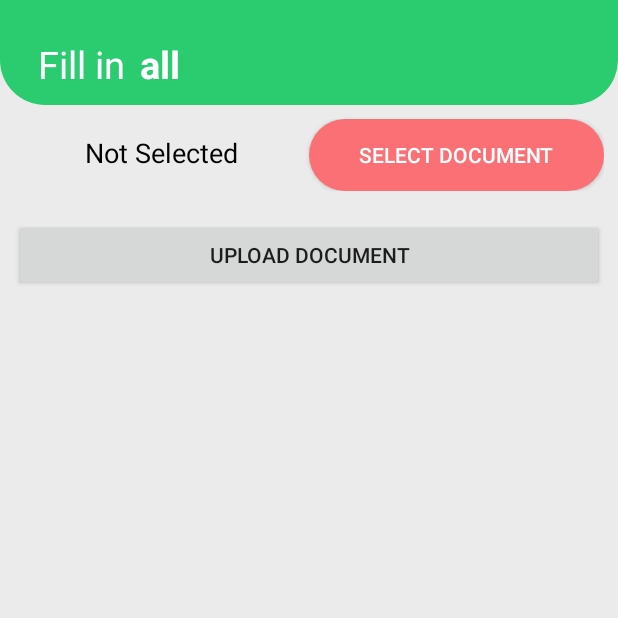
After one commit to edgardowpj/appdismec, an Android app: the AvancedQuizActivity screen opened directly, with no data from a screen before it, on a phone screen of 412 x 824 dp, the top half of it. The commit adds this screen. Run offline under Robolectric (Android 15) with nearby library versions, the light colour scheme and no system bars.

Commit message:
Suvi
Pdf Upload Succefull

```diff
--- a/app/build.gradle
+++ b/app/build.gradle
@@ -47,6 +47,10 @@ dependencies {
     implementation 'com.github.bumptech.glide:glide:4.11.0'
     annotationProcessor 'com.github.bumptech.glide:compiler:4.11.0'
 
+    //Upload Pdf implementations
+    implementation 'com.squareup.retrofit2:retrofit:2.5.0'
+    implementation 'com.squareup.retrofit2:converter-gson:2.1.0'
+
 
 
 
--- a/app/src/main/AndroidManifest.xml
+++ b/app/src/main/AndroidManifest.xml
@@ -12,6 +12,8 @@
         android:supportsRtl="true"
         android:theme="@style/AppTheme"
         android:usesCleartextTraffic="true">
+        <activity android:name=".AvancedQuizActivity"></activity>
+        <activity android:name=".InsertExamnAvancedActivity" />
         <activity android:name=".InsertExamActivity" />
         <activity android:name=".QuestionsActivity" />
         <activity android:name=".SetActivity" />
--- /dev/null
+++ b/app/src/main/java/com/example/practi/AvancedQuizActivity.java
@@ -0,0 +1,107 @@
+package com.example.practi;
+
+import androidx.annotation.Nullable;
+import androidx.appcompat.app.AppCompatActivity;
+
+import android.content.Intent;
+import android.net.Uri;
+import android.os.Bundle;
+import android.util.Base64;
+import android.view.View;
+import android.widget.Button;
+import android.widget.TextView;
+import android.widget.Toast;
+
+import java.io.IOException;
+import java.io.InputStream;
+
+import retrofit2.Call;
+import retrofit2.Callback;
+import retrofit2.Response;
+
+public class AvancedQuizActivity extends AppCompatActivity {
+
+    private Button btnSelect, btnUpload;
+    private TextView textView;
+
+    private  int REQ_PDF = 21;
+    private  String encodedPDF;
+
+    @Override
+    protected void onCreate(Bundle savedInstanceState) {
+        super.onCreate(savedInstanceState);
+        setContentView(R.layout.activity_avanced_quiz);
+
+        textView = findViewById(R.id.textView);
+        btnSelect = findViewById(R.id.btnSelect);
+        btnUpload = findViewById(R.id.btnUpload);
+
+        btnSelect.setOnClickListener(new View.OnClickListener() {
+            @Override
+            public void onClick(View v) {
+
+                Intent chooseFile = new Intent(Intent.ACTION_GET_CONTENT);
+                chooseFile.setType("application/pdf");
+                chooseFile = Intent.createChooser(chooseFile, "Choose a file");
+                startActivityForResult(chooseFile, REQ_PDF);
+
+            }
+        });
+
+        btnUpload.setOnClickListener(new View.OnClickListener() {
+            @Override
+            public void onClick(View v) {
+                uploadDocument();
+            }
+        });
+
+
+    }
+
+
+    private void uploadDocument() {
+
+        Call<ResponsePOJO> call = RetrofitClient.getInstance().getAPI().uploadDocument(encodedPDF);
+        call.enqueue(new Callback<ResponsePOJO>() {
+            @Override
+            public void onResponse(Call<ResponsePOJO> call, Response<ResponsePOJO> response) {
+                Toast.makeText(AvancedQuizActivity.this, response.body().getRemarks(), Toast.LENGTH_SHORT).show();
+            }
+
+            @Override
+            public void onFailure(Call<ResponsePOJO> call, Throwable t) {
+                Toast.makeText(AvancedQuizActivity.this, "Network Failed", Toast.LENGTH_SHORT).show();
+
+            }
+        });
+    }
+
+
+    @Override
+    protected void onActivityResult(int requestCode, int resultCode, @Nullable Intent data) {
+        super.onActivityResult(requestCode, resultCode, data);
+
+        if(requestCode == REQ_PDF && resultCode == RESULT_OK && data != null){
+
+            Uri path = data.getData();
+
+
+            try {
+                InputStream inputStream = AvancedQuizActivity.this.getContentResolver().openInputStream(path);
+                byte[] pdfInBytes = new byte[inputStream.available()];
+                inputStream.read(pdfInBytes);
+                encodedPDF = Base64.encodeToString(pdfInBytes, Base64.DEFAULT);
+
+                textView.setText("Document Selected");
+                btnSelect.setText("Change Document");
+
+                Toast.makeText(this, "Document Selected", Toast.LENGTH_SHORT).show();
+
+            } catch (IOException e) {
+                e.printStackTrace();
+            }
+
+        }
+    }
+
+}
--- a/app/src/main/java/com/example/practi/StudentActivity.java
+++ b/app/src/main/java/com/example/practi/StudentActivity.java
@@ -7,6 +7,7 @@ import android.content.Intent;
 import android.os.Bundle;
 import android.view.MenuItem;
 import android.view.View;
+import android.widget.Toast;
 
 import com.google.android.material.bottomnavigation.BottomNavigationView;
 
@@ -47,8 +48,7 @@ public class StudentActivity extends AppCompatActivity {
     }
 
     public void SeeNotes(View view){
-        Intent intent= new Intent(this, Seenotes.class);
-        startActivity(intent);
+        Toast.makeText(this, "####", Toast.LENGTH_SHORT).show();
     }
 
 
--- /dev/null
+++ b/app/src/main/res/layout/activity_avanced_quiz.xml
@@ -0,0 +1,111 @@
+<?xml version="1.0" encoding="utf-8"?>
+<androidx.constraintlayout.widget.ConstraintLayout xmlns:android="http://schemas.android.com/apk/res/android"
+    xmlns:app="http://schemas.android.com/apk/res-auto"
+    xmlns:tools="http://schemas.android.com/tools"
+    android:layout_width="match_parent"
+    android:layout_height="match_parent"
+    android:background="@color/colorBackground"
+    tools:context=".AvancedQuizActivity">
+
+
+    <androidx.constraintlayout.widget.ConstraintLayout
+        android:id="@+id/layoutHeader"
+        android:layout_width="match_parent"
+        android:layout_height="wrap_content"
+        android:background="@drawable/header_background"
+        android:padding="10dp"
+        app:layout_constraintTop_toTopOf="parent">
+
+        <TextView
+            android:id="@+id/textHello"
+            android:layout_width="wrap_content"
+            android:layout_height="match_parent"
+            android:layout_marginStart="15dp"
+            android:layout_marginTop="15dp"
+            android:text="Fill in "
+            android:textColor="@color/colorWhite"
+            android:textSize="25sp"
+            app:layout_constraintStart_toStartOf="parent"
+            app:layout_constraintTop_toTopOf="parent" />
+
+        <TextView
+            android:id="@+id/textUsername"
+            android:layout_width="wrap_content"
+            android:layout_height="wrap_content"
+            android:layout_marginStart="4dp"
+            android:layout_marginTop="15dp"
+            android:text="all"
+            android:textColor="@color/colorWhite"
+            android:textSize="25sp"
+            android:textStyle="bold"
+            app:layout_constraintStart_toEndOf="@+id/textHello"
+            app:layout_constraintTop_toTopOf="parent"></TextView>
+
+
+    </androidx.constraintlayout.widget.ConstraintLayout>
+
+
+    <ScrollView
+        android:layout_width="match_parent"
+        android:layout_height="0dp"
+        android:overScrollMode="never"
+        android:scrollbars="none"
+        app:layout_constraintBottom_toBottomOf="parent"
+        app:layout_constraintTop_toBottomOf="@+id/layoutHeader">
+
+        <androidx.constraintlayout.widget.ConstraintLayout
+            android:layout_width="match_parent"
+            android:layout_height="wrap_content">
+
+            <LinearLayout
+                android:layout_width="match_parent"
+                android:layout_height="match_parent"
+                android:layout_marginTop="111dp"
+                android:orientation="vertical">
+
+                <LinearLayout
+                    android:layout_width="match_parent"
+                    android:layout_height="wrap_content"
+                    android:layout_margin="9dp"
+                    android:orientation="horizontal">
+
+                    <TextView
+                        android:id="@+id/textView"
+                        android:layout_width="match_parent"
+                        android:layout_height="wrap_content"
+                        android:layout_weight="1"
+                        android:gravity="center"
+                        android:text="Not Selected"
+                        android:textColor="@android:color/background_dark"
+                        android:textSize="18dp" />
+
+                    <Button
+                        android:id="@+id/btnSelect"
+                        android:layout_width="match_parent"
+                        android:layout_height="wrap_content"
+                        android:background="@drawable/rounded_corners"
+                        android:backgroundTint="#FA7074"
+                        android:textColor="@android:color/white"
+                        android:layout_weight="1"
+                        android:text="Select Document" />
+                </LinearLayout>
+
+                <Button
+                    android:id="@+id/btnUpload"
+                    android:layout_width="match_parent"
+                    android:layout_height="wrap_content"
+                    android:layout_margin="9dp"
+                    android:text="Upload Document" />
+            </LinearLayout>
+
+
+        </androidx.constraintlayout.widget.ConstraintLayout>
+
+
+    </ScrollView>
+
+
+
+
+
+</androidx.constraintlayout.widget.ConstraintLayout>
```
Also changed, not shown: app/src/main/java/com/example/practi/Api.java (added, +16 -0 lines), app/src/main/java/com/example/practi/InsertExamnAvancedActivity.java (added, +27 -0 lines), app/src/main/java/com/example/practi/MainActivity.java (+11 -1 lines), app/src/main/java/com/example/practi/ResponsePOJO.java (added, +16 -0 lines), app/src/main/java/com/example/practi/RetrofitClient.java (added, +28 -0 lines), app/src/main/res/layout/activity_insert_examn_avanced.xml (added, +205 -0 lines), 4 other files.
